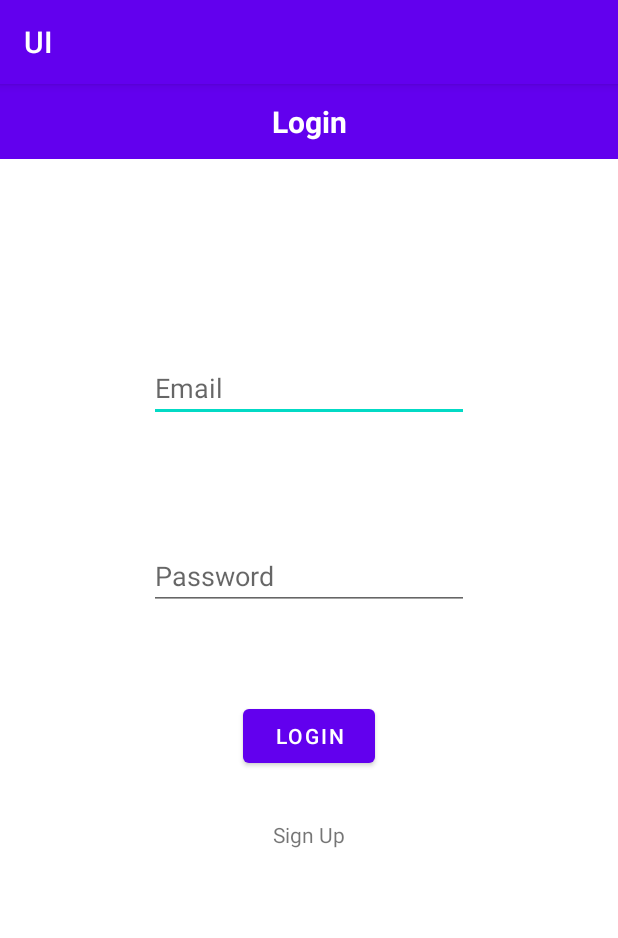
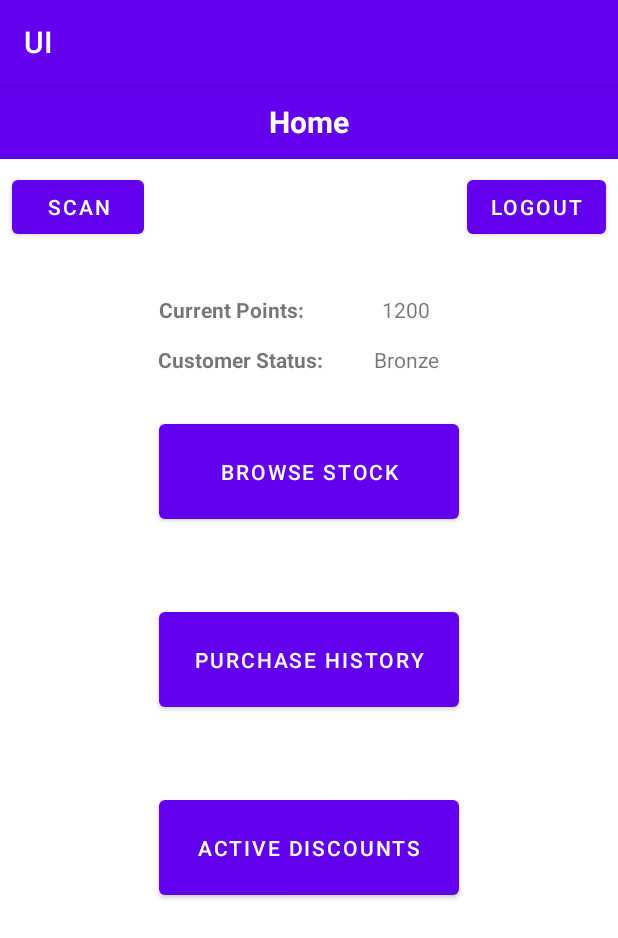
Before and after one commit to Ben-Christie/cs4125-shopping-system, an Android app: the screen it shows after launch (HomeUI), on a phone screen of 412 x 824 dp. Shown: the top 938 px of the screen. Run offline under Robolectric (Android 15) with nearby library versions, the phone set to English and light mode, and no system bars.

Commit message:
Purchase Usecase Observer
Skeleton for observer design pattern in the purchase use case + some slight changes to home screen

```diff
--- a/app/src/main/java/Model/Login/HomeService.java
+++ b/app/src/main/java/Model/HomeService.java
@@ -1,4 +1,4 @@
-package Model.Login;
+package Model;
 
 import Database.ConnectUserDB;
 
--- /dev/null
+++ b/app/src/main/java/Model/Purchase/IPurchaseObserver.java
@@ -0,0 +1,5 @@
+package Model.Purchase;
+
+public interface IPurchaseObserver {
+    void update();
+}
--- a/app/src/main/java/UIControls/HomeController.java
+++ b/app/src/main/java/UIControls/HomeController.java
@@ -1,6 +1,6 @@
 package UIControls;
 
-import Model.Login.HomeService;
+import Model.HomeService;
 
 public class HomeController {
     HomeService homeService = new HomeService();
--- a/app/src/main/java/system/ui/HomeUI.java
+++ b/app/src/main/java/system/ui/HomeUI.java
@@ -8,13 +8,13 @@ import android.widget.Button;
 import android.widget.TextView;
 
 public class HomeUI extends AppCompatActivity {
-    Button logoutButton, browseStockButton, cartButton, purchaseHistoryButton;
+    Button logoutButton, browseStockButton, purchaseHistoryButton, scanButton;
     TextView currentPoints, customerDiscountStatus;
 
     @Override
     protected void onCreate(Bundle savedInstanceState) {
         super.onCreate(savedInstanceState);
-        setContentView(R.layout.activity_login_ui);
+        setContentView(R.layout.activity_home_ui);
 
         createObjects();
 
@@ -32,12 +32,19 @@ public class HomeUI extends AppCompatActivity {
             }
         });
 
-        cartButton.setOnClickListener(new View.OnClickListener() {
+        scanButton.setOnClickListener(new View.OnClickListener() {
             @Override
             public void onClick(View view) {
 
             }
         });
+
+//        cartButton.setOnClickListener(new View.OnClickListener() {
+//            @Override
+//            public void onClick(View view) {
+//
+//            }
+//        });
 
         purchaseHistoryButton.setOnClickListener(new View.OnClickListener() {
             @Override
@@ -50,7 +57,8 @@ public class HomeUI extends AppCompatActivity {
     private void createObjects() {
         logoutButton = findViewById(R.id.logoutButton);
         browseStockButton = findViewById(R.id.browseStockButton);
-        cartButton = findViewById(R.id.cartButton);
+        scanButton = findViewById(R.id.scanButton);
+        //cartButton = findViewById(R.id.cartButton);
         purchaseHistoryButton = findViewById(R.id.purchaseHistoryButton);
         currentPoints = findViewById(R.id.currentPointsText);
         customerDiscountStatus = findViewById(R.id.customerStatusText);
--- a/app/src/main/res/layout/activity_home_ui.xml
+++ b/app/src/main/res/layout/activity_home_ui.xml
@@ -32,6 +32,16 @@
         app:layout_constraintTop_toBottomOf="@+id/homeHeader" />
 
     <Button
+        android:id="@+id/scanButton"
+        android:layout_width="wrap_content"
+        android:layout_height="wrap_content"
+        android:layout_marginLeft="8dp"
+        android:layout_marginTop="8dp"
+        android:text="Scan"
+        app:layout_constraintStart_toStartOf="parent"
+        app:layout_constraintTop_toBottomOf="@+id/homeHeader" />
+
+    <Button
         android:id="@+id/browseStockButton"
         android:layout_width="200dp"
         android:layout_height="75dp"
@@ -41,16 +51,7 @@
         app:layout_constraintStart_toStartOf="parent"
         app:layout_constraintTop_toBottomOf="@+id/customerStatusText" />
 
-    <Button
-        android:id="@+id/cartButton"
-        android:layout_width="200dp"
-        android:layout_height="75dp"
-        android:layout_marginTop="50dp"
-        android:text="Cart"
-        app:layout_constraintEnd_toEndOf="parent"
-        app:layout_constraintHorizontal_bias="0.498"
-        app:layout_constraintStart_toStartOf="parent"
-        app:layout_constraintTop_toBottomOf="@+id/browseStockButton" />
+
 
     <Button
         android:id="@+id/purchaseHistoryButton"
@@ -61,7 +62,19 @@
         app:layout_constraintBottom_toBottomOf="parent"
         app:layout_constraintEnd_toEndOf="parent"
         app:layout_constraintStart_toStartOf="parent"
-        app:layout_constraintTop_toBottomOf="@+id/cartButton"
+        app:layout_constraintTop_toBottomOf="@+id/browseStockButton"
+        app:layout_constraintVertical_bias="0.0" />
+
+    <Button
+        android:id="@+id/activeDiscountsButton"
+        android:layout_width="200dp"
+        android:layout_height="75dp"
+        android:layout_marginTop="50dp"
+        android:text="Active Discounts"
+        app:layout_constraintBottom_toBottomOf="parent"
+        app:layout_constraintEnd_toEndOf="parent"
+        app:layout_constraintStart_toStartOf="parent"
+        app:layout_constraintTop_toBottomOf="@+id/purchaseHistoryButton"
         app:layout_constraintVertical_bias="0.0" />
 
     <TextView
```
Also changed, not shown: app/src/main/java/Database/KeepPurchase.java (added, +10 -0 lines), app/src/main/java/Model/Purchase/IPurchaseSubject.java (added, +7 -0 lines), app/src/main/java/Model/Purchase/Purchase.java (added, +18 -0 lines), app/src/main/java/Model/Purchase/ReceivePurchase.java (added, +28 -0 lines), app/src/main/java/UIControls/PurchaseController.java (added, +12 -0 lines).
